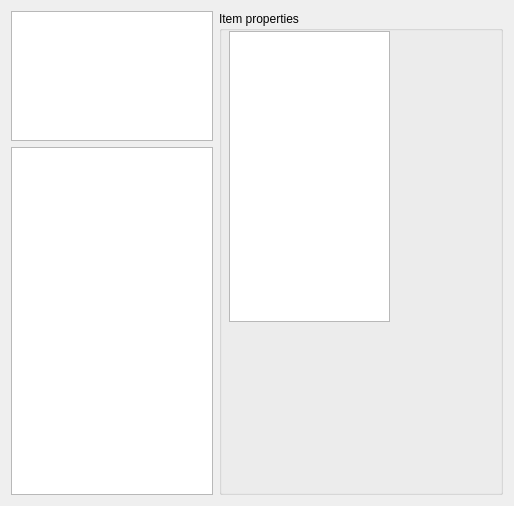
The window that src/GUI/ricfile.ui (spillerrec/RICcreator) describes before a commit, drawn with Qt 5.
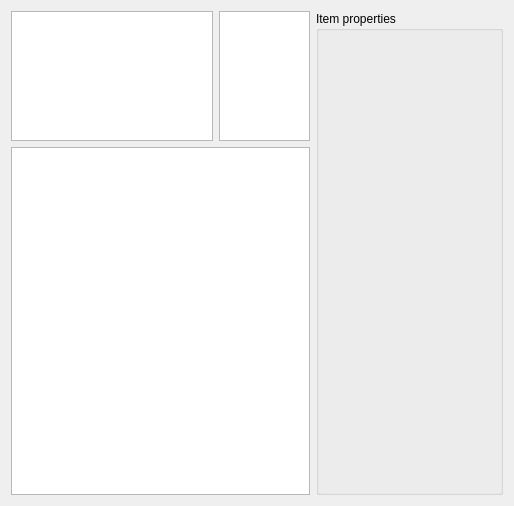
The same window after the commit.

Diff of the .ui file:
```diff
--- a/src/GUI/ricfile.ui
+++ b/src/GUI/ricfile.ui
@@ -20,6 +20,8 @@
       <enum>QLayout::SetFixedSize</enum>
      </property>
      <item>
+      <layout class="QHBoxLayout" name="horizontalLayout_2">
+       <item>
       <widget class="QGraphicsView" name="canvas">
        <property name="enabled">
         <bool>true</bool>
@@ -53,47 +55,18 @@
       </widget>
      </item>
      <item>
-      <widget class="QTreeView" name="treeView">
-       <property name="sizePolicy">
-        <sizepolicy hsizetype="Fixed" vsizetype="Expanding">
-         <horstretch>0</horstretch>
-         <verstretch>0</verstretch>
-        </sizepolicy>
-       </property>
-       <property name="maximumSize">
-        <size>
-         <width>202</width>
-         <height>16777215</height>
-        </size>
-       </property>
-       <property name="indentation">
-        <number>10</number>
-       </property>
-      </widget>
-     </item>
-    </layout>
-   </item>
-   <item>
-    <layout class="QVBoxLayout" name="verticalLayout_2">
-     <item>
-      <widget class="QGroupBox" name="properties_box">
-       <property name="sizePolicy">
-        <sizepolicy hsizetype="Expanding" vsizetype="Expanding">
-         <horstretch>0</horstretch>
-         <verstretch>0</verstretch>
-        </sizepolicy>
-       </property>
-       <property name="title">
-        <string>Item properties</string>
-       </property>
        <widget class="QTableView" name="parameter_view">
-        <property name="geometry">
-         <rect>
-          <x>10</x>
-          <y>20</y>
-          <width>161</width>
-          <height>291</height>
-         </rect>
+         <property name="sizePolicy">
+          <sizepolicy hsizetype="Fixed" vsizetype="Fixed">
+           <horstretch>0</horstretch>
+           <verstretch>0</verstretch>
+          </sizepolicy>
+         </property>
+         <property name="maximumSize">
+          <size>
+           <width>91</width>
+           <height>130</height>
+          </size>
         </property>
         <property name="editTriggers">
          <set>QAbstractItemView::AnyKeyPressed|QAbstractItemView::DoubleClicked|QAbstractItemView::EditKeyPressed|QAbstractItemView::SelectedClicked</set>
@@ -110,6 +83,9 @@
         <property name="cornerButtonEnabled">
          <bool>false</bool>
         </property>
+         <attribute name="horizontalHeaderDefaultSectionSize">
+          <number>44</number>
+         </attribute>
         <attribute name="verticalHeaderDefaultSectionSize">
          <number>20</number>
         </attribute>
@@ -117,6 +93,43 @@
          <number>20</number>
         </attribute>
        </widget>
+       </item>
+      </layout>
+     </item>
+     <item>
+      <widget class="QTreeView" name="treeView">
+       <property name="sizePolicy">
+        <sizepolicy hsizetype="Fixed" vsizetype="Expanding">
+         <horstretch>0</horstretch>
+         <verstretch>0</verstretch>
+        </sizepolicy>
+       </property>
+       <property name="maximumSize">
+        <size>
+         <width>301</width>
+         <height>16777215</height>
+        </size>
+       </property>
+       <property name="indentation">
+        <number>10</number>
+       </property>
+      </widget>
+     </item>
+    </layout>
+   </item>
+   <item>
+    <layout class="QVBoxLayout" name="verticalLayout_2">
+     <item>
+      <widget class="QGroupBox" name="properties_box">
+       <property name="sizePolicy">
+        <sizepolicy hsizetype="Expanding" vsizetype="Expanding">
+         <horstretch>0</horstretch>
+         <verstretch>0</verstretch>
+        </sizepolicy>
+       </property>
+       <property name="title">
+        <string>Item properties</string>
+       </property>
       </widget>
      </item>
     </layout>
```
Lines whose indentation alone changed are shown as unchanged.
